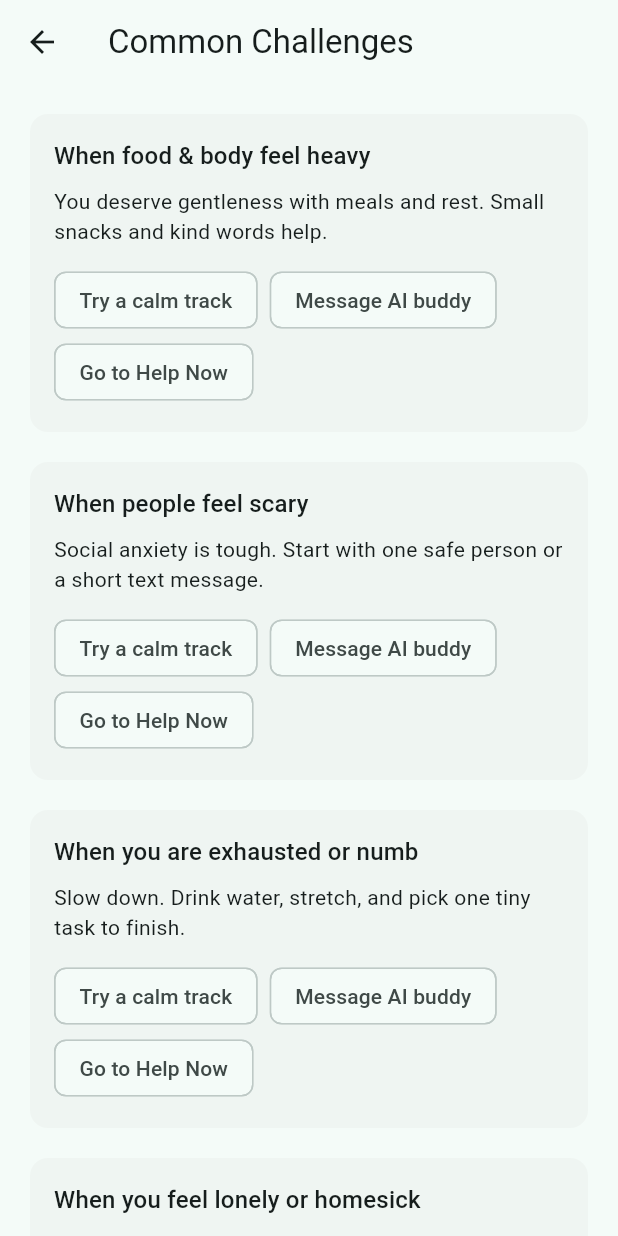
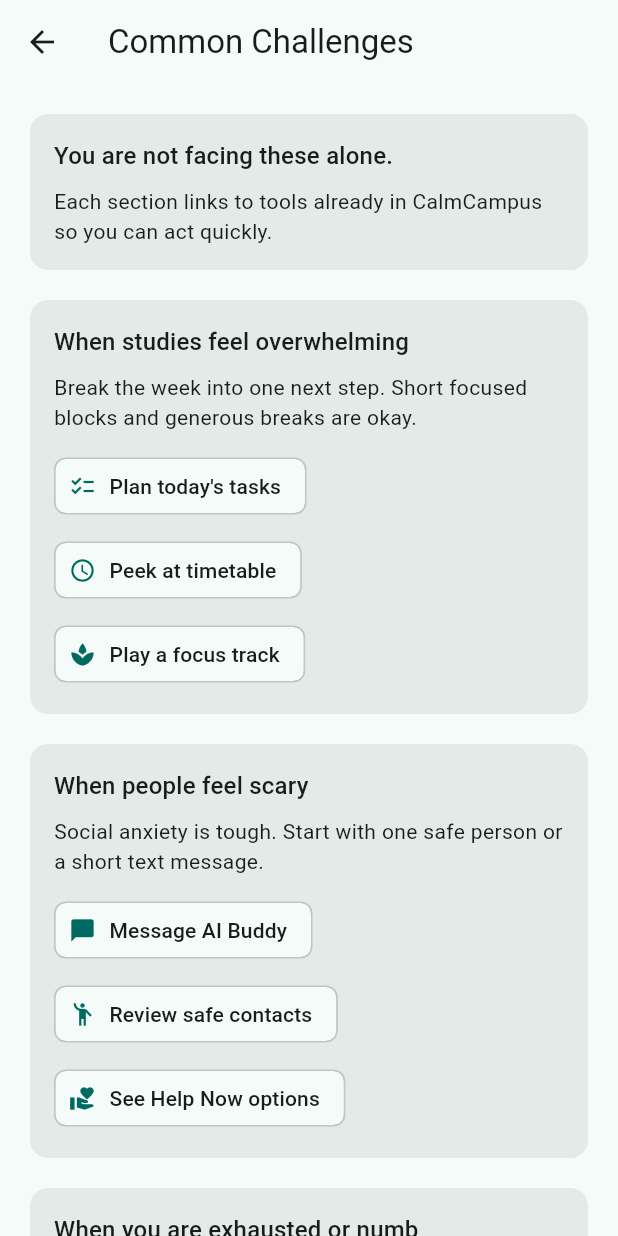
Before and after one commit to Brian-C69/calm_campus, a Flutter app: the CommonChallengesPage screen opened by its route, on a phone screen of 412 x 824 dp. Run offline on Flutter 3.47's test engine with Material 3 defaults, Android fonts, the light colour scheme and no system bars; our stand-ins replace equatable, flutter_local_notifications, flutter_native_timezone_updated_gradle, just_audio, shared_preferences, sqflite and 2 more; missing offline and left inert: a package; accounts and stored records are empty.

Commit message:
Revamp common challenges actions

```diff
--- a/lib/pages/common_challenges_page.dart
+++ b/lib/pages/common_challenges_page.dart
@@ -7,25 +7,51 @@
   Widget build(BuildContext context) {
     final challenges = [
       _ChallengeCardData(
-        title: 'When food & body feel heavy',
-        description: 'You deserve gentleness with meals and rest. Small snacks and kind words help.',
+        title: 'When studies feel overwhelming',
+        description:
+            'Break the week into one next step. Short focused blocks and generous breaks are okay.',
+        actions: const [
+          _ChallengeAction(label: 'Plan today\'s tasks', icon: Icons.checklist, route: '/tasks'),
+          _ChallengeAction(label: 'Peek at timetable', icon: Icons.schedule, route: '/timetable'),
+          _ChallengeAction(label: 'Play a focus track', icon: Icons.spa, route: '/relax'),
+        ],
       ),
       _ChallengeCardData(
         title: 'When people feel scary',
         description: 'Social anxiety is tough. Start with one safe person or a short text message.',
+        actions: const [
+          _ChallengeAction(label: 'Message AI Buddy', icon: Icons.chat_bubble, route: '/chat'),
+          _ChallengeAction(label: 'Review safe contacts', icon: Icons.emoji_people, route: '/support-plan'),
+          _ChallengeAction(label: 'See Help Now options', icon: Icons.volunteer_activism, route: '/help-now'),
+        ],
       ),
       _ChallengeCardData(
         title: 'When you are exhausted or numb',
         description: 'Slow down. Drink water, stretch, and pick one tiny task to finish.',
+        actions: const [
+          _ChallengeAction(label: 'Log how you feel', icon: Icons.favorite, route: '/mood'),
+          _ChallengeAction(label: 'Try a gentle walk idea', icon: Icons.directions_walk, route: '/movement'),
+          _ChallengeAction(label: 'Play calming audio', icon: Icons.music_note, route: '/relax'),
+        ],
       ),
       _ChallengeCardData(
         title: 'When you feel lonely or homesick',
         description: 'Reach out to a friend, join a quiet study space, or step outside for fresh air.',
+        actions: const [
+          _ChallengeAction(label: 'Write a journal note', icon: Icons.menu_book, route: '/journal'),
+          _ChallengeAction(label: 'Open safe contacts', icon: Icons.call, route: '/support-plan'),
+          _ChallengeAction(label: 'Chat with Buddy', icon: Icons.chat, route: '/chat'),
+        ],
       ),
       _ChallengeCardData(
         title: 'When your thoughts get dark',
         description:
             'You are not alone. Text someone you trust and tap Help Now for crisis hotlines anytime.',
+        actions: const [
+          _ChallengeAction(label: 'Open Help Now', icon: Icons.healing, route: '/help-now'),
+          _ChallengeAction(label: 'Pin safe people', icon: Icons.push_pin, route: '/support-plan'),
+          _ChallengeAction(label: 'Play grounding audio', icon: Icons.self_improvement, route: '/relax'),
+        ],
       ),
     ];
 
@@ -33,12 +59,37 @@
       appBar: AppBar(title: const Text('Common Challenges')),
       body: ListView.separated(
         padding: const EdgeInsets.all(16),
-        itemCount: challenges.length,
+        itemCount: challenges.length + 1,
         separatorBuilder: (_, __) => const SizedBox(height: 12),
         itemBuilder: (context, index) {
-          final item = challenges[index];
+          if (index == 0) {
+            return Card(
+              elevation: 0,
+              color: Theme.of(context).colorScheme.surfaceContainerHigh,
+              child: Padding(
+                padding: const EdgeInsets.all(16),
+                child: Column(
+                  crossAxisAlignment: CrossAxisAlignment.start,
+                  children: [
+                    Text(
+                      'You are not facing these alone.',
+                      style: Theme.of(context).textTheme.titleMedium,
+                    ),
+                    const SizedBox(height: 8),
+                    Text(
+                      'Each section links to tools already in CalmCampus so you can act quickly.',
+                      style: Theme.of(context).textTheme.bodyMedium,
+                    ),
+                  ],
+                ),
+              ),
+            );
+          }
+
+          final item = challenges[index - 1];
           return Card(
             elevation: 0,
+            color: Theme.of(context).colorScheme.surfaceContainerHigh,
             child: Padding(
               padding: const EdgeInsets.all(16),
               child: Column(
@@ -50,11 +101,16 @@
                   const SizedBox(height: 12),
                   Wrap(
                     spacing: 8,
-                    children: const [
-                      Chip(label: Text('Try a calm track')),
-                      Chip(label: Text('Message AI buddy')),
-                      Chip(label: Text('Go to Help Now')),
-                    ],
+                    runSpacing: 8,
+                    children: item.actions
+                        .map(
+                          (action) => ActionChip(
+                            avatar: Icon(action.icon),
+                            label: Text(action.label),
+                            onPressed: () => Navigator.pushNamed(context, action.route),
+                          ),
+                        )
+                        .toList(),
                   ),
                 ],
               ),
@@ -67,8 +123,25 @@
 }
 
 class _ChallengeCardData {
-  const _ChallengeCardData({required this.title, required this.description});
+  const _ChallengeCardData({
+    required this.title,
+    required this.description,
+    required this.actions,
+  });
 
   final String title;
   final String description;
+  final List<_ChallengeAction> actions;
 }
+
+class _ChallengeAction {
+  const _ChallengeAction({
+    required this.label,
+    required this.icon,
+    required this.route,
+  });
+
+  final String label;
+  final IconData icon;
+  final String route;
+}
```
